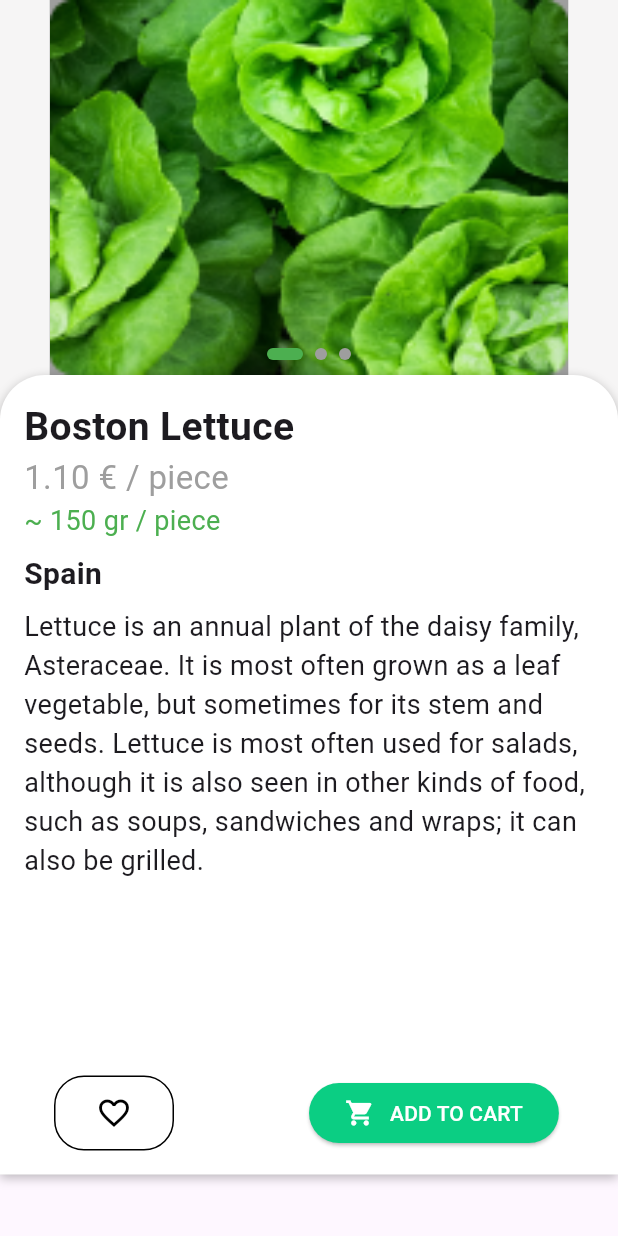
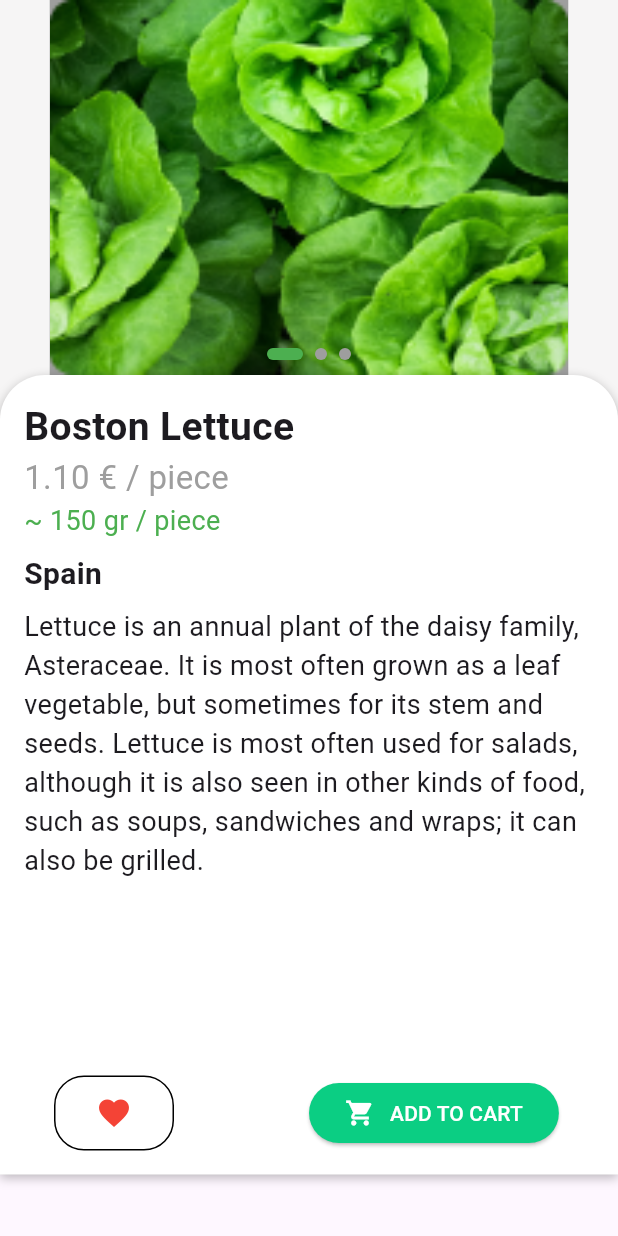
Before and after one commit to Meet6338-X/delivery_app, a Flutter app: the VegetableInfoState screen opened directly, after a tap on the "favorite outline" icon, on a phone screen of 412 x 824 dp. Run offline on Flutter 3.47's test engine with Material 3 defaults, Android fonts, the phone set to English and light mode, and no system bars; drawn by our look-alikes of carousel_slider, smooth_page_indicator; our stand-ins replace flutter_switch.

Commit message:
Bug Solve

```diff
--- a/lib/vegetableinfo.dart
+++ b/lib/vegetableinfo.dart
@@ -22,7 +22,8 @@ class _VegeInfoState extends State<VegetableInfoState> {
   @override
   Widget build(BuildContext context) {
     return Scaffold(
-      body: Container(
+      body: SafeArea(
+        child: Container(
           color: Color(0xFFF6F5F5), // Set the background color
           child: SingleChildScrollView(
             child: Column(
@@ -54,12 +55,10 @@ class _VegeInfoState extends State<VegetableInfoState> {
                 ),
                 Container(
                   decoration: BoxDecoration(
-                  color: Colors.white, // Background color inside the container
+                    color: Colors.white,
                     borderRadius: BorderRadius.only(
-                    topLeft:
-                        Radius.circular(30), // Radius for the top-left corner
-                    topRight:
-                        Radius.circular(30), // Radius for the top-right corner
+                      topLeft: Radius.circular(30),
+                      topRight: Radius.circular(30),
                     ),
                     boxShadow: [
                       BoxShadow(
@@ -70,7 +69,6 @@ class _VegeInfoState extends State<VegetableInfoState> {
                     ],
                   ),
                   padding: EdgeInsets.all(16),
-                child: Expanded(
                   child: Column(
                     mainAxisSize: MainAxisSize.max,
                     crossAxisAlignment: CrossAxisAlignment.start,
@@ -102,16 +100,15 @@ class _VegeInfoState extends State<VegetableInfoState> {
                       SizedBox(height: 130),
                       Row(
                         children: [
-                          SizedBox(
-                            width: 20,
-                          ),
+                          SizedBox(width: 20),
                           Container(
                             height: 50,
                             width: 80,
                             decoration: BoxDecoration(
                               border: Border.all(),
                               borderRadius:
-                                    BorderRadius.all(Radius.circular(20))),
+                                  BorderRadius.all(Radius.circular(20)),
+                            ),
                             child: IconButton(
                               icon: Icon(
                                 isLiked
@@ -121,14 +118,13 @@ class _VegeInfoState extends State<VegetableInfoState> {
                               color: isLiked ? Colors.red : Colors.black,
                               onPressed: () {
                                 setState(() {
-                                  likedItems[0] = !isLiked;
+                                  isLiked = !isLiked;
+                                  likedItems[0] = isLiked;
                                 });
                               },
                             ),
                           ),
-                          SizedBox(
-                            width: 90,
-                          ),
+                          SizedBox(width: 90),
                           ElevatedButton(
                             onPressed: () {
                               Navigator.push(
@@ -138,17 +134,22 @@ class _VegeInfoState extends State<VegetableInfoState> {
                                 ),
                               );
                             },
-                            child: Container(
                             child: Row(
                               children: [
-                                  Icon(Icons.shopping_cart,size: 20,color: Colors.white,),
-                                  SizedBox(width: 10,),
-                                  Text('ADD TO CART',style: TextStyle(color: Colors.white),),
+                                Icon(
+                                  Icons.shopping_cart,
+                                  size: 20,
+                                  color: Colors.white,
+                                ),
+                                SizedBox(width: 10),
+                                Text(
+                                  'ADD TO CART',
+                                  style: TextStyle(color: Colors.white),
+                                ),
                               ],
                             ),
-                            ),
                             style: ButtonStyle(
-                              backgroundColor: WidgetStatePropertyAll(
+                              backgroundColor: MaterialStateProperty.all(
                                 Color(0xff0BCE83),
                               ),
                             ),
@@ -158,8 +159,8 @@ class _VegeInfoState extends State<VegetableInfoState> {
                     ],
                   ),
                 ),
+              ],
             ),
-            ],
           ),
         ),
       ),
```
Lines whose indentation alone changed are shown as unchanged.
